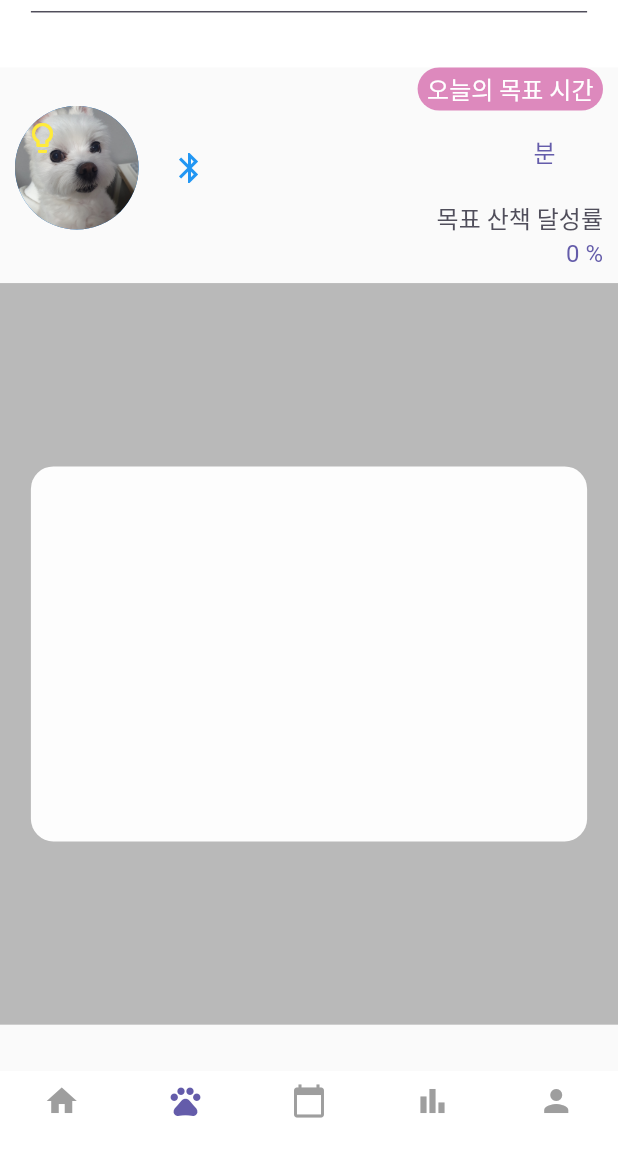
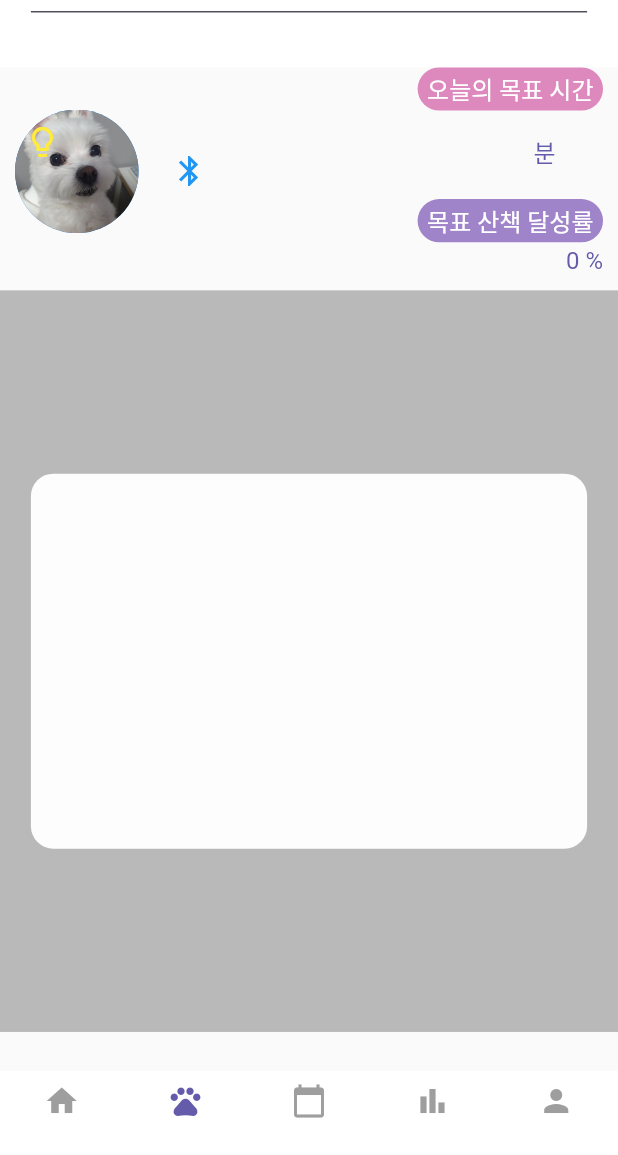
Before and after one commit to CMS0503/DogDack, a Flutter app: the screen it shows once a user with an empty profile is signed in, item 2 of the bottom bar chosen, on a phone screen of 412 x 824 dp, the part 81-1236 px from its top. Run offline on Flutter 3.47's test engine with Material 2 defaults, Android fonts, the phone set to English and light mode, and no system bars; our stand-ins replace adaptive_dialog, auto_size_text, cached_network_image, carousel_slider, cloud_firestore, firebase_auth and 12 more; missing offline and left inert: flutter_picker; accounts and stored records are empty; Roboto replaces fonts that are missing (bmjua).

Commit message:
FEAT: 병합 전처리

```diff
--- a/dogdack/lib/screens/walk/widgets/status.dart
+++ b/dogdack/lib/screens/walk/widgets/status.dart
@@ -232,9 +232,21 @@ class _StatusState extends State<Status> {
               Column(
                 crossAxisAlignment: CrossAxisAlignment.end,
                 children: [
-                  Text(
-                    '목표 산책 달성률',
-                    style: Theme.of(context).textTheme.bodyMedium,
+                  Container(
+                    width: size.width * 0.3,
+                    height: size.height * 0.035,
+                    decoration: BoxDecoration(
+                        color: Color.fromARGB(255, 160, 132, 202),
+                        borderRadius: BorderRadius.circular(20)),
+                    child: const Center(
+                      child: Text(
+                        '목표 산책 달성률',
+                        style: TextStyle(
+                            fontSize: 16,
+                            fontFamily: 'bmjua',
+                            color: Colors.white),
+                      ),
+                    ),
                   ),
                   const SizedBox(
                     height: 3,
```
